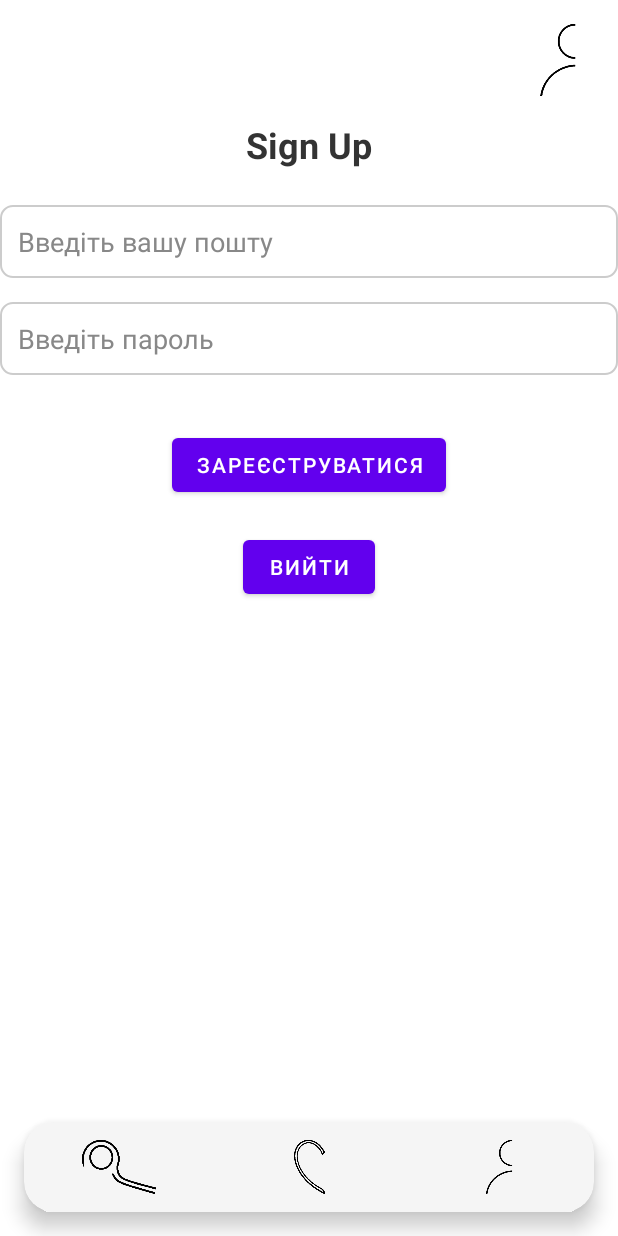
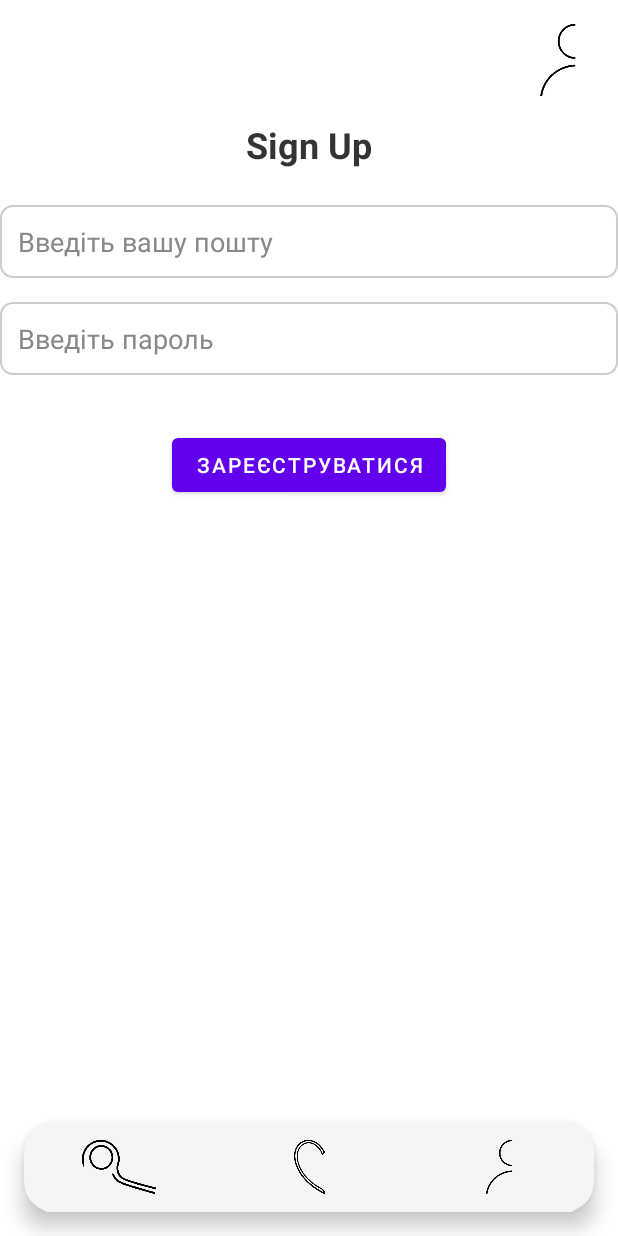
Before and after one commit to Godzila121/Auto, an Android app: the screen it shows after launch (AccountActivity), after a tap on "Профіль", on a phone screen of 412 x 824 dp. Run offline under Robolectric (Android 15) with nearby library versions, the phone set to English and light mode, and no system bars; 3 other taps on this screen came first.

```diff
--- a/app/src/main/java/com/example/myapp/AccountActivity.java
+++ b/app/src/main/java/com/example/myapp/AccountActivity.java
@@ -7,6 +7,7 @@ import android.view.View;
 import android.widget.*;
 
 import androidx.appcompat.app.AppCompatActivity;
+
 public class AccountActivity extends AppCompatActivity {
 
     private ImageView buttonSearch, buttonFavorite, buttonAccount, iconProfile;
@@ -22,13 +23,18 @@ public class AccountActivity extends AppCompatActivity {
         inputEmail = findViewById(R.id.input_email);
         inputPassword = findViewById(R.id.input_password);
         buttonRegister = findViewById(R.id.button_register);
-        buttonLogout = findViewById(R.id.button_logout);  // Кнопка "Вийти"
+        buttonLogout = findViewById(R.id.button_logout);
 
         buttonSearch = findViewById(R.id.button_search);
         buttonFavorite = findViewById(R.id.button_favorite);
         buttonAccount = findViewById(R.id.button_account);
 
-        // Реєстрація
+        if (isUserRegistered()) {
+            hideForm();
+        } else {
+            showForm();
+        }
+
         buttonRegister.setOnClickListener(v -> {
             String email = inputEmail.getText().toString().trim();
             String password = inputPassword.getText().toString().trim();
@@ -40,25 +46,22 @@ public class AccountActivity extends AppCompatActivity {
 
             saveUser(email, password);
             Toast.makeText(this, "Реєстрація успішна!", Toast.LENGTH_SHORT).show();
-            hideForm();  // Сховати форму після реєстрації
+            hideForm();
         });
 
-        // Профіль
         iconProfile.setOnClickListener(v -> {
             if (isUserRegistered()) {
-                String userEmail = getUserEmail();  // Отримуємо email користувача
+                String userEmail = getUserEmail();
                 Toast.makeText(this, "Ви зареєстровані як: " + userEmail, Toast.LENGTH_SHORT).show();
             } else {
                 Toast.makeText(this, "Зареєструйтесь, будь ласка", Toast.LENGTH_SHORT).show();
             }
         });
 
-        // Кнопка "Вийти"
         buttonLogout.setOnClickListener(v -> {
-            logout();  // Викликаємо метод для виходу з акаунта
+            logout();
         });
 
-        // Навігація
         buttonSearch.setOnClickListener(v -> {
             startActivity(new Intent(this, SecondActivity.class));
             overridePendingTransition(0, 0);
@@ -97,19 +100,24 @@ public class AccountActivity extends AppCompatActivity {
         inputEmail.setVisibility(View.GONE);
         inputPassword.setVisibility(View.GONE);
         buttonRegister.setVisibility(View.GONE);
+        buttonLogout.setVisibility(View.VISIBLE);
     }
 
-    // Метод для виходу з акаунта
+    private void showForm() {
+        inputEmail.setVisibility(View.VISIBLE);
+        inputPassword.setVisibility(View.VISIBLE);
+        buttonRegister.setVisibility(View.VISIBLE);
+        buttonLogout.setVisibility(View.GONE);
+    }
+
     private void logout() {
         SharedPreferences prefs = getSharedPreferences("UserPrefs", MODE_PRIVATE);
         SharedPreferences.Editor editor = prefs.edit();
-        editor.clear();  // Очищаємо всі дані
+        editor.clear();
         editor.apply();
 
-        // Після виходу, показуємо форму реєстрації
-        inputEmail.setVisibility(View.VISIBLE);
-        inputPassword.setVisibility(View.VISIBLE);
-        buttonRegister.setVisibility(View.VISIBLE);
+
+        showForm();
         Toast.makeText(this, "Ви вийшли з акаунта", Toast.LENGTH_SHORT).show();
     }
 }
--- a/app/src/main/java/com/example/myapp/Car.java
+++ b/app/src/main/java/com/example/myapp/Car.java
@@ -4,12 +4,11 @@ import java.io.Serializable;
 
 public class Car implements Serializable {
     private String name;
-    private String type; // тип машини (наприклад, "Electric", "Sedan")
+    private String type;
     private int year;
-    private String country; // країна
+    private String country;
     private double price;
 
-    // Оновлений конструктор без зображення
     public Car(String name, String type, int year, String country, double price) {
         this.name = name;
         this.type = type;
@@ -18,7 +17,6 @@ public class Car implements Serializable {
         this.price = price;
     }
 
-    // Геттери
     public String getName() {
         return name;
     }
--- a/app/src/main/java/com/example/myapp/CarAdapter.java
+++ b/app/src/main/java/com/example/myapp/CarAdapter.java
@@ -17,7 +17,7 @@ public class CarAdapter extends RecyclerView.Adapter<CarAdapter.CarViewHolder> {
 
     private Context context;
     private List<Car> carList;
-    private List<Car> favoriteCars;  // Список для улюблених машин
+    private List<Car> favoriteCars;
 
     public CarAdapter(Context context, List<Car> carList, List<Car> favoriteCars) {
         this.context = context;
@@ -36,23 +36,22 @@ public class CarAdapter extends RecyclerView.Adapter<CarAdapter.CarViewHolder> {
         Car car = carList.get(position);
         holder.carName.setText(car.getName());
 
-        // Перевірка, чи є машина в улюблених
+
         if (favoriteCars.contains(car)) {
-            holder.heartButton.setImageResource(R.drawable.heart_button);  // Заповнене сердечко
+            holder.heartButton.setImageResource(R.drawable.heart_button);
         } else {
-            holder.heartButton.setImageResource(R.drawable.ic_favorite);  // Порожнє сердечко
+            holder.heartButton.setImageResource(R.drawable.ic_favorite);
         }
 
         holder.heartButton.setOnClickListener(v -> {
             if (!favoriteCars.contains(car)) {
                 favoriteCars.add(car);
-                holder.heartButton.setImageResource(R.drawable.heart_button);  // Заповнене сердечко
+                holder.heartButton.setImageResource(R.drawable.heart_button);
             } else {
                 favoriteCars.remove(car);
-                holder.heartButton.setImageResource(R.drawable.ic_favorite);  // Порожнє сердечко
+                holder.heartButton.setImageResource(R.drawable.ic_favorite);
             }
 
-            // Зберігаємо зміни у SharedPreferences
             SharedPreferencesHelper.saveFavorites(context, favoriteCars);
             notifyItemChanged(position);
         });
--- a/app/src/main/java/com/example/myapp/MainActivity.java
+++ b/app/src/main/java/com/example/myapp/MainActivity.java
@@ -8,7 +8,7 @@ import androidx.appcompat.app.AppCompatActivity;
 
 public class MainActivity extends AppCompatActivity {
 
-    private static final int SPLASH_TIME_OUT = 3000; // 3 секунди
+    private static final int SPLASH_TIME_OUT = 3000;
 
     @Override
     protected void onCreate(Bundle savedInstanceState) {
@@ -19,18 +19,17 @@ public class MainActivity extends AppCompatActivity {
             getSupportActionBar().hide();
         }
         new Handler().postDelayed(() -> {
-            // Анімація зникнення
+
             findViewById(android.R.id.content).startAnimation(
                     AnimationUtils.loadAnimation(MainActivity.this, R.anim.fade_out)
             );
 
-            // Затримка для завершення анімації перед переходом
             new Handler().postDelayed(() -> {
                 Intent intent = new Intent(MainActivity.this, SecondActivity.class);
                 startActivity(intent);
                 overridePendingTransition(android.R.anim.fade_in, android.R.anim.fade_out);
                 finish();
-            }, 1000); // 1 секунда = тривалість fade_out
+            }, 1000);
 
         }, SPLASH_TIME_OUT);
     }
--- a/app/src/main/java/com/example/myapp/SecondActivity.java
+++ b/app/src/main/java/com/example/myapp/SecondActivity.java
@@ -1,5 +1,6 @@
 package com.example.myapp;
 
+import android.annotation.SuppressLint;
 import android.content.Intent;
 import android.os.Bundle;
 import android.view.View;
@@ -18,11 +19,13 @@ public class SecondActivity extends AppCompatActivity {
     private ImageView buttonSearch;
     private ImageView buttonFavorite;
     private ImageView buttonAccount;
+    private ImageView buttonProfile;
     private RecyclerView recyclerView;
     private CarAdapter carAdapter;
     private List<Car> carList;
-    private List<Car> favoriteCars;  // Додаємо список для улюблених машин
+    private List<Car> favoriteCars;
 
+    @SuppressLint("MissingInflatedId")
     @Override
     protected void onCreate(Bundle savedInstanceState) {
         super.onCreate(savedInstanceState);
@@ -31,46 +34,47 @@ public class SecondActivity extends AppCompatActivity {
         buttonSearch = findViewById(R.id.button_search);
         buttonFavorite = findViewById(R.id.button_favorite);
         buttonAccount = findViewById(R.id.button_account);
+        buttonProfile = findViewById(R.id.button_profile);
         recyclerView = findViewById(R.id.recyclerView);
 
-        initializeCarList(); // Викликаємо метод для ініціалізації списку машин
+        initializeCarList();
 
-        // Отримуємо список улюблених машин переданий через Intent
-        Intent incomingIntent = getIntent();  // Змінили ім'я змінної на incomingIntent
+        Intent incomingIntent = getIntent();
         favoriteCars = (List<Car>) incomingIntent.getSerializableExtra("favorite_cars");
 
         if (favoriteCars == null) {
-            favoriteCars = new ArrayList<>();  // Якщо не передано, ініціалізуємо порожній список
+            favoriteCars = new ArrayList<>();
         }
 
-        // Створюємо адаптер, передаючи всі три параметри
         carAdapter = new CarAdapter(this, carList, favoriteCars);
         recyclerView.setLayoutManager(new LinearLayoutManager(this));
         recyclerView.setAdapter(carAdapter);
 
-        // Обробка натискання кнопки пошуку
         buttonSearch.setOnClickListener(v -> {
             Toast.makeText(SecondActivity.this, "Ви вже на цій сторінці", Toast.LENGTH_SHORT).show();
             overridePendingTransition(0, 0);
         });
 
-        // Обробка натискання кнопки улюблених
         buttonFavorite.setOnClickListener(v -> {
-            Intent favoriteIntent = new Intent(SecondActivity.this, FavoriteActivity.class);  // Змінили ім'я змінної на favoriteIntent
-            favoriteIntent.putExtra("favorite_cars", new ArrayList<>(favoriteCars));  // Передаємо улюблені машини
+            Intent favoriteIntent = new Intent(SecondActivity.this, FavoriteActivity.class);
+            favoriteIntent.putExtra("favorite_cars", new ArrayList<>(favoriteCars));
             startActivity(favoriteIntent);
             overridePendingTransition(0, 0);
         });
 
-        // Обробка натискання кнопки акаунту
         buttonAccount.setOnClickListener(v -> {
-            Intent accountIntent = new Intent(SecondActivity.this, AccountActivity.class);  // Змінили ім'я змінної на accountIntent
+            Intent accountIntent = new Intent(SecondActivity.this, AccountActivity.class);
+            startActivity(accountIntent);
+            overridePendingTransition(0, 0);
+        });
+
+        buttonProfile.setOnClickListener(v -> {
+            Intent accountIntent = new Intent(SecondActivity.this, AccountActivity.class);
             startActivity(accountIntent);
             overridePendingTransition(0, 0);
         });
     }
 
-    // Метод для ініціалізації списку машин
     private void initializeCarList() {
         carList = new ArrayList<>();
         carList.add(new Car("Tesla Model S", "Electric", 2022, "USA", 79999.99));
--- a/app/src/main/res/layout/activity_account.xml
+++ b/app/src/main/res/layout/activity_account.xml
@@ -7,7 +7,6 @@
     android:background="#FFFFFF"
     android:padding="0dp">
 
-    <!-- Іконка профілю -->
     <ImageView
         android:id="@+id/icon_profile"
         android:layout_width="48dp"
@@ -19,7 +18,6 @@
         android:clickable="true"
         android:focusable="true" />
 
-    <!-- Основний контент -->
     <ScrollView
         android:layout_width="match_parent"
         android:layout_height="0dp"
@@ -72,7 +70,6 @@
                 android:layout_gravity="center_horizontal"
                 android:layout_marginTop="20dp"/>
 
-            <!-- Кнопка "Вийти" -->
             <Button
                 android:id="@+id/button_logout"
                 android:layout_width="wrap_content"
@@ -84,7 +81,6 @@
         </LinearLayout>
     </ScrollView>
 
-    <!-- Нижня панель з кнопками -->
     <androidx.cardview.widget.CardView
         android:layout_width="match_parent"
         android:layout_height="wrap_content"
--- a/app/src/main/res/layout/activity_second.xml
+++ b/app/src/main/res/layout/activity_second.xml
@@ -7,7 +7,7 @@
 
 
     <ImageView
-        android:id="@+id/icon_profile"
+        android:id="@+id/button_profile"
         android:layout_width="48dp"
         android:layout_height="48dp"
         android:layout_gravity="end"
--- a/app/src/main/res/layout/item_car.xml
+++ b/app/src/main/res/layout/item_car.xml
@@ -18,7 +18,6 @@
         android:background="?android:attr/selectableItemBackground"
         android:padding="16dp">
 
-        <!-- Зображення машини -->
         <ImageView
             android:id="@+id/car_image"
             android:layout_width="60dp"
@@ -26,7 +25,6 @@
             android:src="@drawable/ic_car"
             android:contentDescription="Car image" />
 
-        <!-- Назва машини -->
         <TextView
             android:id="@+id/car_name"
             android:layout_width="0dp"
@@ -37,7 +35,6 @@
             android:textSize="16sp"
             android:textColor="#000000" />
 
-        <!-- Кнопка сердечка -->
         <ImageButton
             android:id="@+id/heart_button"
             android:layout_width="48dp"
```
Also changed, not shown: app/src/main/java/com/example/myapp/FavoriteActivity.java (+15 -12 lines), app/src/main/res/layout/activity_favorite.xml (+1 -8 lines).
